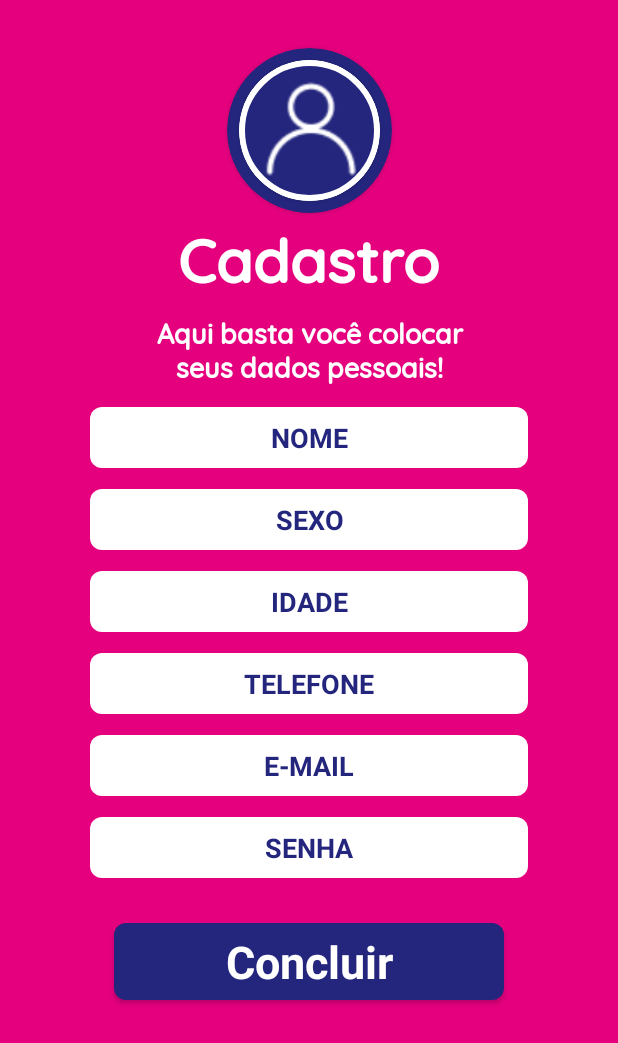
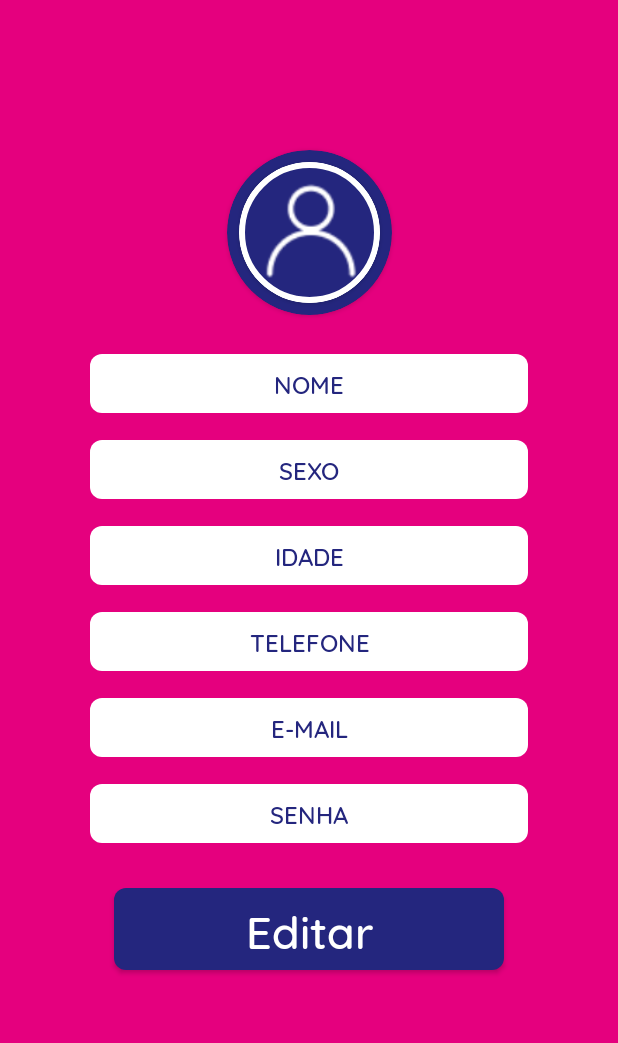
Before and after one commit to thaynnara007/App-CER, an Android app: the EditRegisterActivity screen opened directly, with no data from a screen before it, on a phone screen of 412 x 824 dp. Shown: the top 1043 px of the screen. Run offline under Robolectric (Android 15) with nearby library versions, the phone set to English and light mode, and no system bars.

Commit message:
fiz sizes and change ids

```diff
--- a/app/src/main/java/com/example/app_cer/activity/EditRegisterActivity.java
+++ b/app/src/main/java/com/example/app_cer/activity/EditRegisterActivity.java
@@ -1,16 +1,47 @@
 package com.example.app_cer.activity;
 
 import androidx.appcompat.app.AppCompatActivity;
+import androidx.core.content.res.ResourcesCompat;
 
+import android.graphics.Typeface;
 import android.os.Bundle;
+import android.widget.Button;
+import android.widget.EditText;
 
 import com.example.app_cer.R;
 
 public class EditRegisterActivity extends AppCompatActivity {
 
+    EditText nameInput;
+    EditText genderInput;
+    EditText ageInput;
+    EditText phoneInput;
+    EditText emailInput;
+    EditText passwordInput;
+    Button editButton;
+    Typeface quicksand;
+
     @Override
     protected void onCreate(Bundle savedInstanceState) {
         super.onCreate(savedInstanceState);
         setContentView(R.layout.activity_edit_register);
+
+        nameInput = findViewById(R.id.nameInputEdit);
+        genderInput = findViewById(R.id.genderInputEdit);
+        ageInput = findViewById(R.id.ageInputEdit);
+        phoneInput = findViewById(R.id.phoneInputEdit);
+        emailInput = findViewById(R.id.emailRegisterInputEdit);
+        passwordInput = findViewById(R.id.passwordRegisterInputEdit);
+        editButton = findViewById(R.id.registerEditButton);
+
+        quicksand = ResourcesCompat.getFont(getApplicationContext(), R.font.quicksand_medium);
+
+        nameInput.setTypeface(quicksand);
+        genderInput.setTypeface(quicksand);
+        ageInput.setTypeface(quicksand);
+        phoneInput.setTypeface(quicksand);
+        emailInput.setTypeface(quicksand);
+        passwordInput.setTypeface(quicksand);
+        editButton.setTypeface(quicksand);
     }
 }
--- a/app/src/main/res/layout/activity_edit_register.xml
+++ b/app/src/main/res/layout/activity_edit_register.xml
@@ -11,18 +11,18 @@
         android:id="@+id/cardView3"
         android:layout_width="110dp"
         android:layout_height="110dp"
-        android:layout_marginTop="32dp"
+        android:layout_marginBottom="8dp"
         app:cardBackgroundColor="@color/colorAccent"
         app:cardCornerRadius="55dp"
+        app:layout_constraintBottom_toTopOf="@+id/linearLayout"
         app:layout_constraintEnd_toEndOf="parent"
-        app:layout_constraintStart_toStartOf="parent"
-        app:layout_constraintTop_toTopOf="parent" >
+        app:layout_constraintStart_toStartOf="parent">
 
         <androidx.cardview.widget.CardView
             android:layout_width="94dp"
             android:layout_height="94dp"
             android:layout_gravity="center"
-            app:cardCornerRadius="47dp" >
+            app:cardCornerRadius="47dp">
 
             <FrameLayout
                 android:layout_width="match_parent"
@@ -44,9 +44,10 @@
         android:layout_width="wrap_content"
         android:layout_height="wrap_content"
         android:orientation="horizontal"
-        app:layout_constraintGuide_begin="142dp" />
+        app:layout_constraintGuide_begin="218dp" />
 
     <LinearLayout
+        android:id="@+id/linearLayout"
         android:layout_width="0dp"
         android:layout_height="0dp"
         android:orientation="vertical"
@@ -55,38 +56,8 @@
         app:layout_constraintStart_toStartOf="parent"
         app:layout_constraintTop_toTopOf="@+id/guideline">
 
-        <TextView
-            android:id="@+id/textView5"
-            android:layout_width="wrap_content"
-            android:layout_height="wrap_content"
-            android:layout_gravity="center"
-            android:text="@string/registerText"
-            android:textColor="@android:color/background_light"
-            android:textSize="@dimen/titlePageSize"
-            android:textStyle="bold"
-            app:fontFamily="@font/quicksand_medium" />
-
-        <TextView
-            android:id="@+id/textView7"
-            android:layout_width="wrap_content"
-            android:layout_height="wrap_content"
-            android:layout_gravity="center"
-            android:layout_marginStart="32dp"
-            android:layout_marginLeft="32dp"
-            android:layout_marginTop="8dp"
-            android:layout_marginEnd="32dp"
-            android:layout_marginRight="32dp"
-            android:gravity="center"
-            android:paddingLeft="60dp"
-            android:paddingRight="60dp"
-            android:text="@string/registerPageDescription"
-            android:textColor="@android:color/background_light"
-            android:textSize="@dimen/defaultTextSize"
-            android:textStyle="bold"
-            app:fontFamily="@font/quicksand_medium" />
-
         <EditText
-            android:id="@+id/nameInput"
+            android:id="@+id/nameInputEdit"
             android:layout_width="match_parent"
             android:layout_height="wrap_content"
             android:layout_gravity="center"
@@ -105,11 +76,11 @@
             android:shadowRadius="20"
             android:textColor="@color/colorAccent"
             android:textColorHint="@color/colorAccent"
-            android:textSize="@dimen/defaultTextSize"
+            android:textSize="@dimen/inputTextSize"
             android:textStyle="bold" />
 
         <EditText
-            android:id="@+id/genderInput"
+            android:id="@+id/genderInputEdit"
             android:layout_width="match_parent"
             android:layout_height="wrap_content"
             android:layout_gravity="center"
@@ -128,11 +99,11 @@
             android:shadowRadius="20"
             android:textColor="@color/colorAccent"
             android:textColorHint="@color/colorAccent"
-            android:textSize="@dimen/defaultTextSize"
+            android:textSize="@dimen/inputTextSize"
             android:textStyle="bold" />
 
         <EditText
-            android:id="@+id/ageInput"
+            android:id="@+id/ageInputEdit"
             android:layout_width="match_parent"
             android:layout_height="wrap_content"
             android:layout_gravity="center"
@@ -151,11 +122,11 @@
             android:shadowRadius="20"
             android:textColor="@color/colorAccent"
             android:textColorHint="@color/colorAccent"
-            android:textSize="@dimen/defaultTextSize"
+            android:textSize="@dimen/inputTextSize"
             android:textStyle="bold" />
 
         <EditText
-            android:id="@+id/phoneInput"
+            android:id="@+id/phoneInputEdit"
             android:layout_width="match_parent"
             android:layout_height="wrap_content"
             android:layout_gravity="center"
@@ -174,11 +145,11 @@
             android:shadowRadius="20"
             android:textColor="@color/colorAccent"
             android:textColorHint="@color/colorAccent"
-            android:textSize="@dimen/defaultTextSize"
+            android:textSize="@dimen/inputTextSize"
             android:textStyle="bold" />
 
         <EditText
-            android:id="@+id/emailRegisterInput"
+            android:id="@+id/emailRegisterInputEdit"
             android:layout_width="match_parent"
             android:layout_height="wrap_content"
             android:layout_gravity="center"
@@ -197,11 +168,11 @@
             android:shadowRadius="20"
             android:textColor="@color/colorAccent"
             android:textColorHint="@color/colorAccent"
-            android:textSize="@dimen/defaultTextSize"
+            android:textSize="@dimen/inputTextSize"
             android:textStyle="bold" />
 
         <EditText
-            android:id="@+id/passwordRegisterInput"
+            android:id="@+id/passwordRegisterInputEdit"
             android:layout_width="match_parent"
             android:layout_height="wrap_content"
             android:layout_gravity="center"
@@ -220,11 +191,11 @@
             android:shadowRadius="20"
             android:textColor="@color/colorAccent"
             android:textColorHint="@color/colorAccent"
-            android:textSize="@dimen/defaultTextSize"
+            android:textSize="@dimen/inputTextSize"
             android:textStyle="bold" />
 
         <Button
-            android:id="@+id/registerPageButton"
+            android:id="@+id/registerEditButton"
             android:layout_width="260dp"
             android:layout_height="wrap_content"
             android:layout_gravity="center"
@@ -239,7 +210,7 @@
             android:shadowDx="10"
             android:shadowDy="10"
             android:shadowRadius="20"
-            android:text="@string/registerPageButton"
+            android:text="@string/editRegisterButton"
             android:textAllCaps="false"
             android:textColor="@android:color/background_light"
             android:textSize="@dimen/defaultTextButtonSize"
--- a/app/src/main/res/layout/activity_login.xml
+++ b/app/src/main/res/layout/activity_login.xml
@@ -48,7 +48,7 @@
         android:shadowRadius="20"
         android:textColor="@color/colorAccent"
         android:textColorHint="@color/colorAccent"
-        android:textSize="@dimen/defaultTextSize"
+        android:textSize="@dimen/inputTextSize"
         android:textStyle="bold"
         app:layout_constraintEnd_toEndOf="parent"
         app:layout_constraintStart_toStartOf="parent"
@@ -74,7 +74,7 @@
         android:shadowDy="10"
         android:shadowRadius="20"
         android:textColorHint="@color/colorAccent"
-        android:textSize="@dimen/defaultTextSize"
+        android:textSize="@dimen/inputTextSize"
         android:textStyle="bold"
         app:layout_constraintEnd_toEndOf="parent"
         app:layout_constraintStart_toStartOf="parent"
@@ -88,6 +88,7 @@
         android:layout_marginLeft="60dp"
         android:text="@string/rememberMeText"
         android:textColor="@color/colorAccentYellow"
+        android:textSize="@dimen/smallTextSize"
         app:layout_constraintBaseline_toBaselineOf="@+id/forgetPasswordButton"
         app:layout_constraintStart_toStartOf="parent" />
 
@@ -96,13 +97,12 @@
         style="?android:attr/borderlessButtonStyle"
         android:layout_width="wrap_content"
         android:layout_height="wrap_content"
-        android:layout_marginTop="16dp"
         android:layout_marginEnd="60dp"
         android:layout_marginRight="60dp"
         android:background="@drawable/transparent_button"
         android:text="@string/forgetPasswordText"
         android:textAllCaps="false"
-        android:textSize="16sp"
+        android:textSize="@dimen/smallTextSize"
         app:layout_constraintEnd_toEndOf="parent"
         app:layout_constraintTop_toBottomOf="@+id/passwordInput"
         tools:text="@string/forgetPasswordText" />
@@ -113,7 +113,7 @@
         android:layout_height="wrap_content"
         android:layout_marginStart="100dp"
         android:layout_marginLeft="100dp"
-        android:layout_marginTop="80dp"
+        android:layout_marginTop="60dp"
         android:layout_marginEnd="100dp"
         android:layout_marginRight="100dp"
         android:background="@drawable/rounded_button_desabled"
@@ -139,7 +139,7 @@
         android:text="@string/regiterButton"
         android:textAllCaps="false"
         android:textColor="@color/colorAccent"
-        android:textSize="@dimen/defaultTextSize"
+        android:textSize="@dimen/inputTextSize"
         app:layout_constraintEnd_toEndOf="parent"
         app:layout_constraintStart_toStartOf="parent"
         app:layout_constraintTop_toBottomOf="@+id/getInButton" />
--- a/app/src/main/res/layout/activity_register.xml
+++ b/app/src/main/res/layout/activity_register.xml
@@ -40,7 +40,7 @@
         android:layout_width="wrap_content"
         android:layout_height="wrap_content"
         android:orientation="horizontal"
-        app:layout_constraintGuide_begin="149dp" />
+        app:layout_constraintGuide_begin="136dp" />
 
     <LinearLayout
         android:layout_width="0dp"
@@ -69,7 +69,7 @@
             android:layout_gravity="center"
             android:layout_marginStart="32dp"
             android:layout_marginLeft="32dp"
-            android:layout_marginTop="8dp"
+            android:layout_marginTop="0dp"
             android:layout_marginEnd="32dp"
             android:layout_marginRight="32dp"
             android:gravity="center"
@@ -77,7 +77,7 @@
             android:paddingRight="60dp"
             android:text="@string/registerPageDescription"
             android:textColor="@android:color/background_light"
-            android:textSize="@dimen/defaultTextSize"
+            android:textSize="@dimen/smallTextSize"
             android:textStyle="bold"
             app:fontFamily="@font/quicksand_medium" />
 
@@ -101,7 +101,7 @@
             android:shadowRadius="20"
             android:textColor="@color/colorAccent"
             android:textColorHint="@color/colorAccent"
-            android:textSize="@dimen/defaultTextSize"
+            android:textSize="@dimen/inputTextSize"
             android:textStyle="bold" />
 
         <EditText
@@ -124,7 +124,7 @@
             android:shadowRadius="20"
             android:textColor="@color/colorAccent"
             android:textColorHint="@color/colorAccent"
-            android:textSize="@dimen/defaultTextSize"
+            android:textSize="@dimen/inputTextSize"
             android:textStyle="bold" />
 
         <EditText
@@ -147,7 +147,7 @@
             android:shadowRadius="20"
             android:textColor="@color/colorAccent"
             android:textColorHint="@color/colorAccent"
-            android:textSize="@dimen/defaultTextSize"
+            android:textSize="@dimen/inputTextSize"
             android:textStyle="bold" />
 
         <EditText
@@ -170,7 +170,7 @@
             android:shadowRadius="20"
             android:textColor="@color/colorAccent"
             android:textColorHint="@color/colorAccent"
-            android:textSize="@dimen/defaultTextSize"
+            android:textSize="@dimen/inputTextSize"
             android:textStyle="bold" />
 
         <EditText
@@ -193,7 +193,7 @@
             android:shadowRadius="20"
             android:textColor="@color/colorAccent"
             android:textColorHint="@color/colorAccent"
-            android:textSize="@dimen/defaultTextSize"
+            android:textSize="@dimen/inputTextSize"
             android:textStyle="bold" />
 
         <EditText
@@ -216,7 +216,7 @@
             android:shadowRadius="20"
             android:textColor="@color/colorAccent"
             android:textColorHint="@color/colorAccent"
-            android:textSize="@dimen/defaultTextSize"
+            android:textSize="@dimen/inputTextSize"
             android:textStyle="bold" />
 
         <Button
--- a/app/src/main/res/values/dimens.xml
+++ b/app/src/main/res/values/dimens.xml
@@ -4,7 +4,7 @@
     <dimen name="circleCardViewHight">160dp</dimen>
     <dimen name="circleCardViewRadius">80dp</dimen>
     <dimen name="topCardViewWidth">126dp</dimen>
-    <dimen name="topCardViewHight">290dp</dimen>
+    <dimen name="topCardViewHight">286dp</dimen>
     <dimen name="topCardViewRadius">63dp</dimen>
     <dimen name="topCardViewTranslationY">-150dp</dimen>
     <dimen name="insideCardViewWidth">100dp</dimen>
@@ -14,5 +14,7 @@
     <dimen name="titlePageSize">40sp</dimen>
     <dimen name="defaultTextSize">18sp</dimen>
     <dimen name="defaultTextButtonSize">30sp</dimen>
-    <dimen name="registerInputdMarginTop">14dp</dimen>
+    <dimen name="registerInputdMarginTop">18dp</dimen>
+    <dimen name="inputTextSize">16sp</dimen>
+    <dimen name="smallTextSize">14sp</dimen>
 </resources>
--- a/app/src/main/res/values/strings.xml
+++ b/app/src/main/res/values/strings.xml
@@ -19,4 +19,5 @@
     <string name="emailRegisterInputHint">E-MAIL</string>
     <string name="passwordRegisterInputHint">SENHA</string>
     <string name="registerPageButton">Concluir</string>
+    <string name="editRegisterButton">Editar</string>
 </resources>
```
